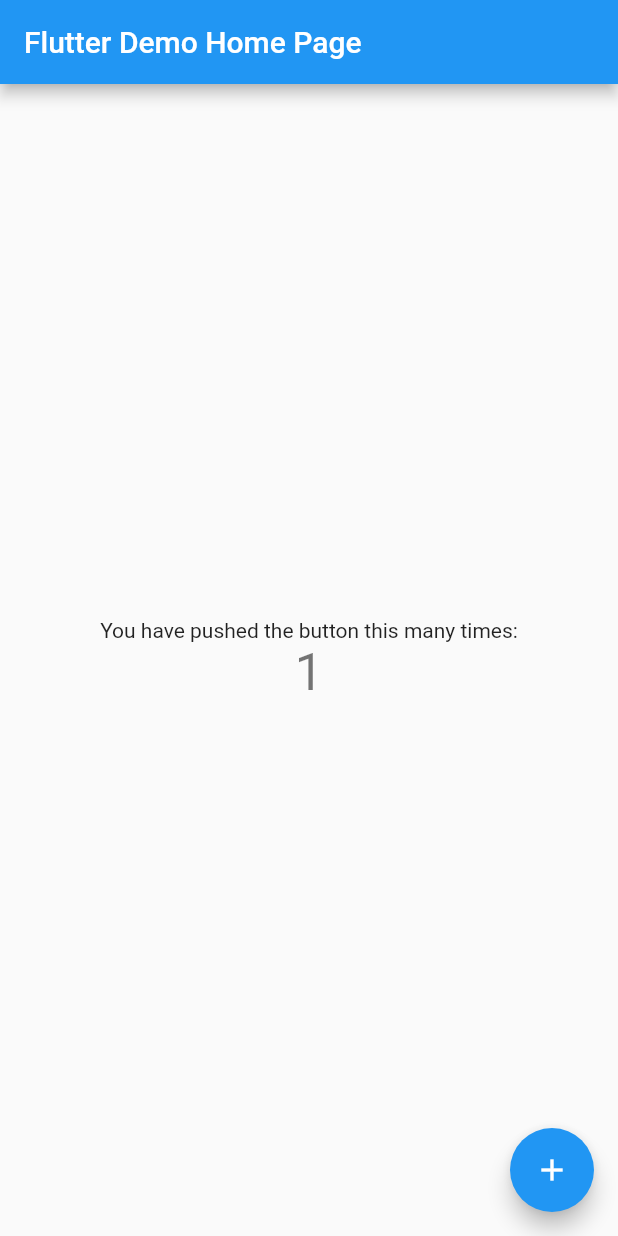
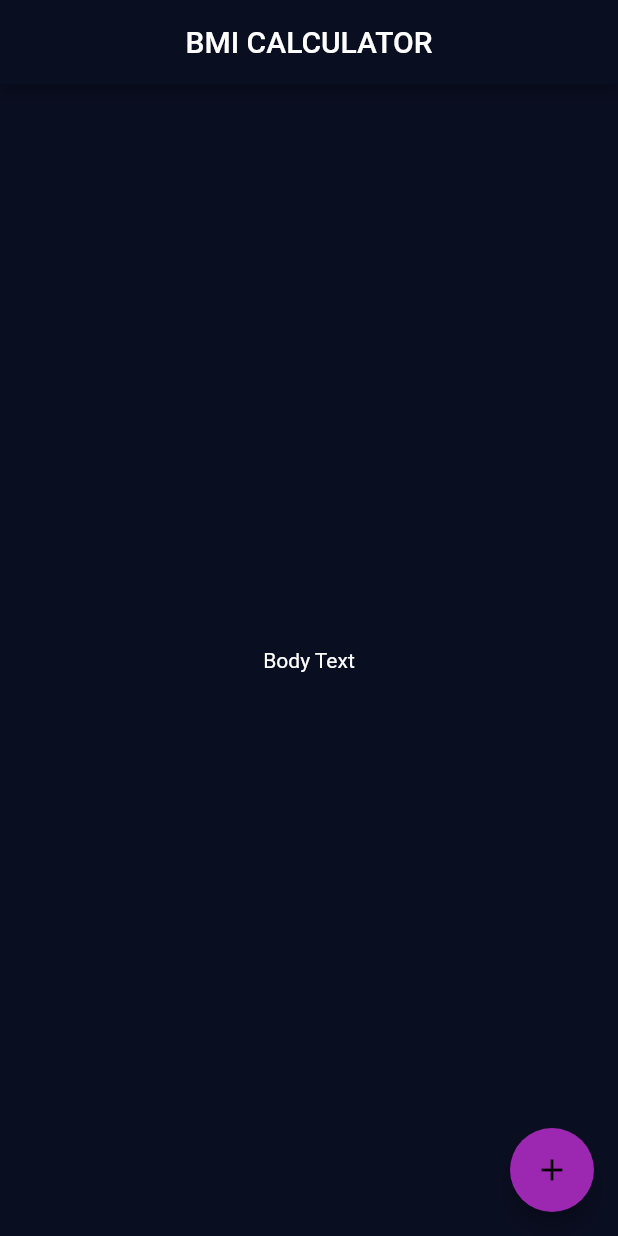
Before and after one commit to Nis-chal/bmi-calculator-flutter, a Flutter app: the screen it shows after launch, after a tap on the "add" icon, on a phone screen of 412 x 824 dp. Run offline on Flutter 3.47's test engine with Material 2 defaults, Android fonts, the phone set to English and light mode, and no system bars.

Commit message:
seperated our app into two different distinct pages and theme primary and secondary color were set

```diff
--- /dev/null
+++ b/lib/input_page.dart
@@ -0,0 +1,31 @@
+import 'package:flutter/material.dart';
+
+class InputPage extends StatefulWidget {
+  @override
+  _InputPageState createState() => _InputPageState();
+}
+
+
+class _InputPageState extends State<InputPage> {
+  @override
+  Widget build(BuildContext context) {
+    return Scaffold(
+      appBar: AppBar(
+        title: Text('BMI CALCULATOR'),
+        centerTitle: true,
+      ),
+      body: Center(
+        child: Text('Body Text'),
+      ),
+      floatingActionButton: Theme(
+        data: ThemeData(
+          colorScheme: ColorScheme.dark().copyWith(secondary: Colors.purple),
+        ),
+        child: FloatingActionButton(
+          onPressed: () {},
+          child: Icon(Icons.add),
+        ),
+      ),
+    );
+  }
+}
--- a/lib/main.dart
+++ b/lib/main.dart
@@ -1,115 +1,22 @@
 import 'package:flutter/material.dart';
+import 'package:bmicalculatorapp/input_page.dart';
 
-void main() {
-  runApp(const MyApp());
-}
+void main() => runApp(BMICalculator());
 
-class MyApp extends StatelessWidget {
-  const MyApp({Key? key}) : super(key: key);
-
-  // This widget is the root of your application.
+class BMICalculator extends StatelessWidget {
   @override
   Widget build(BuildContext context) {
     return MaterialApp(
-      title: 'Flutter Demo',
-      theme: ThemeData(
-        // This is the theme of your application.
-        //
-        // Try running your application with "flutter run". You'll see the
-        // application has a blue toolbar. Then, without quitting the app, try
-        // changing the primarySwatch below to Colors.green and then invoke
-        // "hot reload" (press "r" in the console where you ran "flutter run",
-        // or simply save your changes to "hot reload" in a Flutter IDE).
-        // Notice that the counter didn't reset back to zero; the application
-        // is not restarted.
-        primarySwatch: Colors.blue,
+      theme: ThemeData.dark().copyWith(
+        colorScheme: ColorScheme.light().copyWith(
+          primary: Color(0xFF0A0E21),
+        ),
+        scaffoldBackgroundColor: Color(0xFF0A0E21),
+        // textTheme: TextTheme(
+        //   bodyText1: TextStyle(color: Colors.white),
+        // ),
       ),
-      home: const MyHomePage(title: 'Flutter Demo Home Page'),
+      home: InputPage(),
     );
   }
 }
-
-class MyHomePage extends StatefulWidget {
-  const MyHomePage({Key? key, required this.title}) : super(key: key);
-
-  // This widget is the home page of your application. It is stateful, meaning
-  // that it has a State object (defined below) that contains fields that affect
-  // how it looks.
-
-  // This class is the configuration for the state. It holds the values (in this
-  // case the title) provided by the parent (in this case the App widget) and
-  // used by the build method of the State. Fields in a Widget subclass are
-  // always marked "final".
-
-  final String title;
-
-  @override
-  State<MyHomePage> createState() => _MyHomePageState();
-}
-
-class _MyHomePageState extends State<MyHomePage> {
-  int _counter = 0;
-
-  void _incrementCounter() {
-    setState(() {
-      // This call to setState tells the Flutter framework that something has
-      // changed in this State, which causes it to rerun the build method below
-      // so that the display can reflect the updated values. If we changed
-      // _counter without calling setState(), then the build method would not be
-      // called again, and so nothing would appear to happen.
-      _counter++;
-    });
-  }
-
-  @override
-  Widget build(BuildContext context) {
-    // This method is rerun every time setState is called, for instance as done
-    // by the _incrementCounter method above.
-    //
-    // The Flutter framework has been optimized to make rerunning build methods
-    // fast, so that you can just rebuild anything that needs updating rather
-    // than having to individually change instances of widgets.
-    return Scaffold(
-      appBar: AppBar(
-        // Here we take the value from the MyHomePage object that was created by
-        // the App.build method, and use it to set our appbar title.
-        title: Text(widget.title),
-      ),
-      body: Center(
-        // Center is a layout widget. It takes a single child and positions it
-        // in the middle of the parent.
-        child: Column(
-          // Column is also a layout widget. It takes a list of children and
-          // arranges them vertically. By default, it sizes itself to fit its
-          // children horizontally, and tries to be as tall as its parent.
-          //
-          // Invoke "debug painting" (press "p" in the console, choose the
-          // "Toggle Debug Paint" action from the Flutter Inspector in Android
-          // Studio, or the "Toggle Debug Paint" command in Visual Studio Code)
-          // to see the wireframe for each widget.
-          //
-          // Column has various properties to control how it sizes itself and
-          // how it positions its children. Here we use mainAxisAlignment to
-          // center the children vertically; the main axis here is the vertical
-          // axis because Columns are vertical (the cross axis would be
-          // horizontal).
-          mainAxisAlignment: MainAxisAlignment.center,
-          children: <Widget>[
-            const Text(
-              'You have pushed the button this many times:',
-            ),
-            Text(
-              '$_counter',
-              style: Theme.of(context).textTheme.headline4,
-            ),
-          ],
-        ),
-      ),
-      floatingActionButton: FloatingActionButton(
-        onPressed: _incrementCounter,
-        tooltip: 'Increment',
-        child: const Icon(Icons.add),
-      ), // This trailing comma makes auto-formatting nicer for build methods.
-    );
-  }
-}
```
Also changed, not shown: 1 other file.
